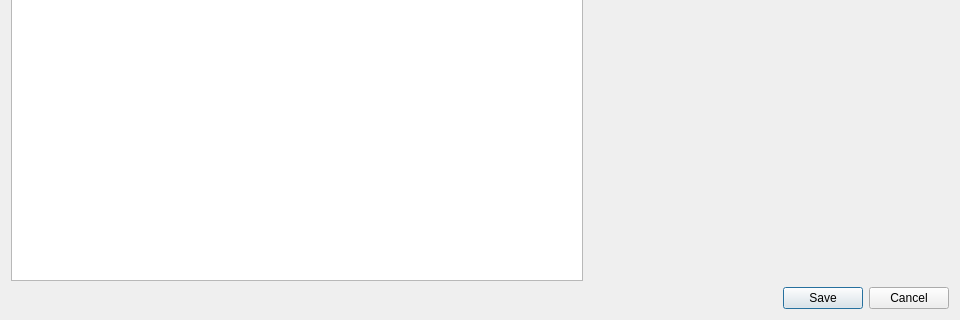
First picture: the form in ui/dialogs/settings/SettingsDialog.ui, repository Ikumyon/AutoLingua2, before the edit; both pictures show x 0 to 960 and y 320 to 640 of the 960 by 640 pixel window.
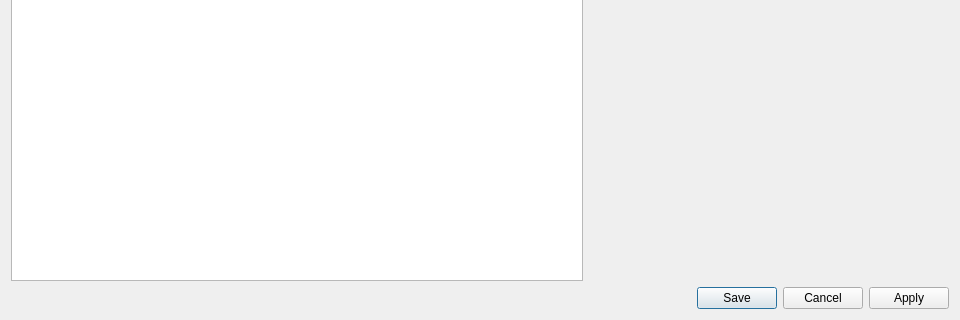
Second picture: the form after the edit. The open tabs and pages were chosen to show the change.

What changed in the file:
```diff
--- a/ui/dialogs/settings/SettingsDialog.ui
+++ b/ui/dialogs/settings/SettingsDialog.ui
@@ -193,7 +193,7 @@
    <item>
     <widget class="QDialogButtonBox" name="buttonBox">
      <property name="standardButtons">
-      <set>QDialogButtonBox::StandardButton::Cancel|QDialogButtonBox::StandardButton::Save</set>
+      <set>QDialogButtonBox::StandardButton::Apply|QDialogButtonBox::StandardButton::Cancel|QDialogButtonBox::StandardButton::Save</set>
      </property>
     </widget>
    </item>
```
Left out of the diff: 8 changed lines with no effect on the pictures.
